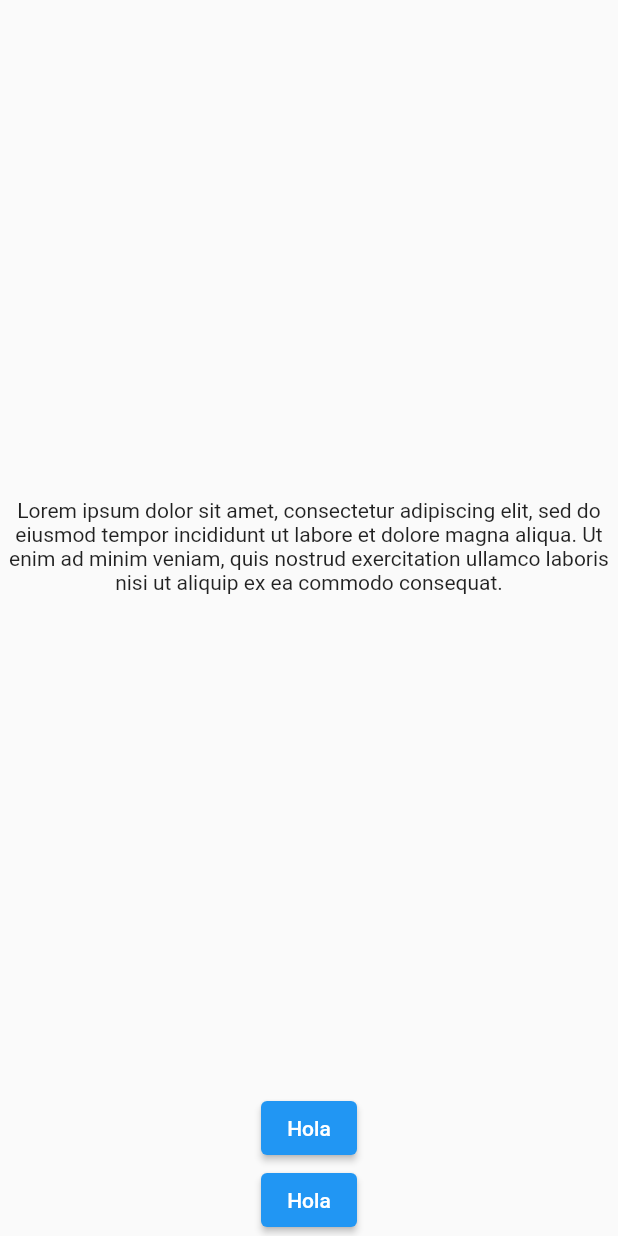
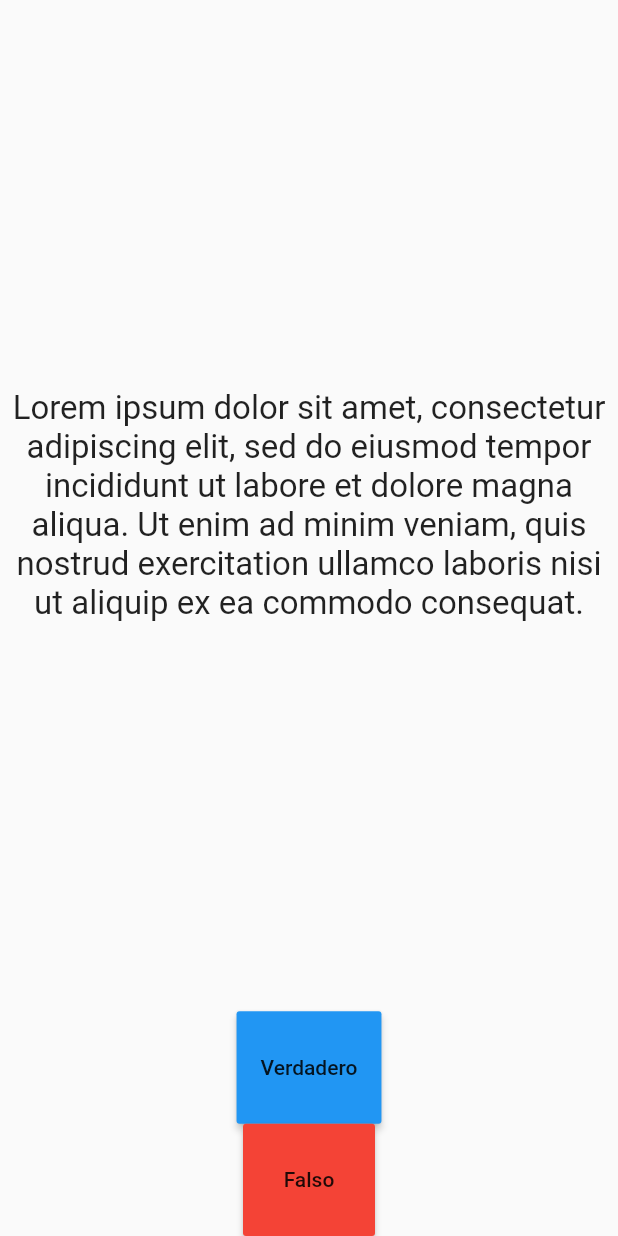
Before and after one commit to rangulo1972/codigo6_quiz, a Flutter app: the screen it shows after launch, on a phone screen of 412 x 824 dp. Run offline on Flutter 3.47's test engine with Material 2 defaults, Android fonts, the phone set to English and light mode, and no system bars.

Commit message:
Modificando home_page con widget Expanded

```diff
--- a/lib/home_page.dart
+++ b/lib/home_page.dart
@@ -7,15 +7,38 @@ class HomePage extends StatelessWidget {
       body: Column(
         children: [
           Expanded(
+            flex: 9,
             child: Center(
-              child: Text(
-                "Lorem ipsum dolor sit amet, consectetur adipiscing elit, sed do eiusmod tempor incididunt ut labore et dolore magna aliqua. Ut enim ad minim veniam, quis nostrud exercitation ullamco laboris nisi ut aliquip ex ea commodo consequat.",
-                textAlign: TextAlign.center,
+              child: Padding(
+                padding: const EdgeInsets.all(6.0),
+                child: Text(
+                  "Lorem ipsum dolor sit amet, consectetur adipiscing elit, sed do eiusmod tempor incididunt ut labore et dolore magna aliqua. Ut enim ad minim veniam, quis nostrud exercitation ullamco laboris nisi ut aliquip ex ea commodo consequat.",
+                  textAlign: TextAlign.center,
+                  style: TextStyle(fontSize: 22.0),
+                ),
               ),
             ),
           ),
-          ElevatedButton(onPressed: () {}, child: Text("Hola")),
-          ElevatedButton(onPressed: () {}, child: Text("Hola")),
+          Expanded(
+            child: MaterialButton(
+              onPressed: () {},
+              color: Colors.blue,
+              child: Text(
+                "Verdadero",
+              ),
+            ),
+          ),
+          Expanded(
+            child: MaterialButton(
+              onPressed: () {},
+              color: Colors.red,
+              child: Text(
+                "Falso",
+              ),
+            ),
+          ),
+//          ElevatedButton(onPressed: () {}, child: Text("Hola")),
+//          ElevatedButton(onPressed: () {}, child: Text("Hola")),
         ],
       ),
     );
```
